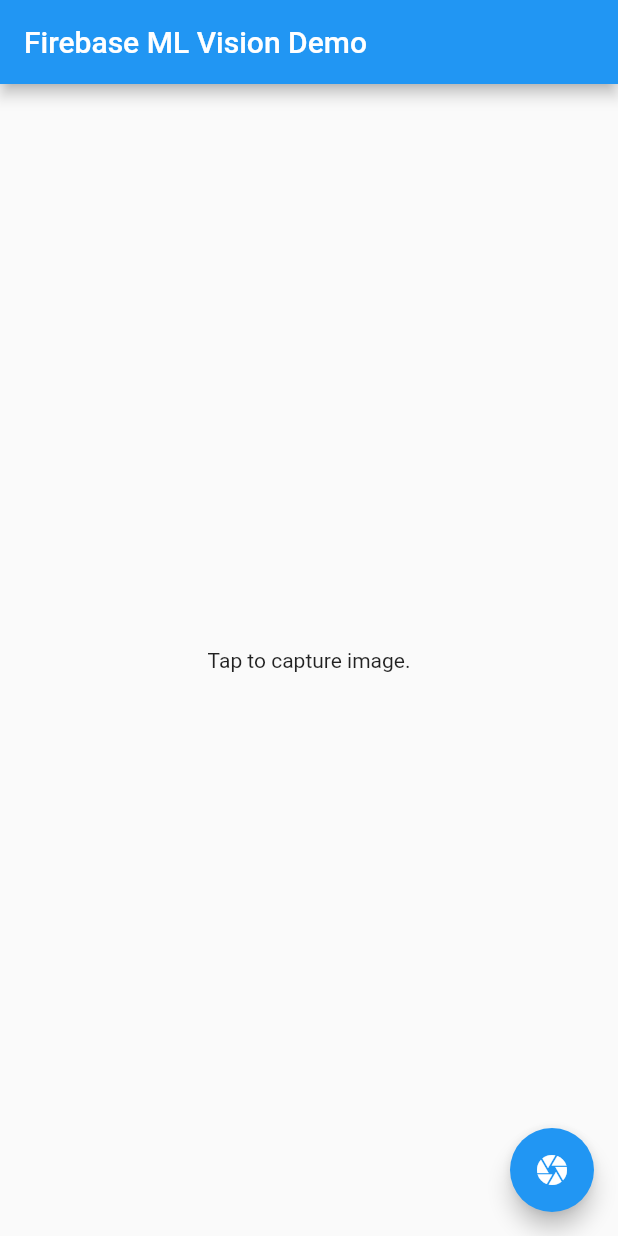
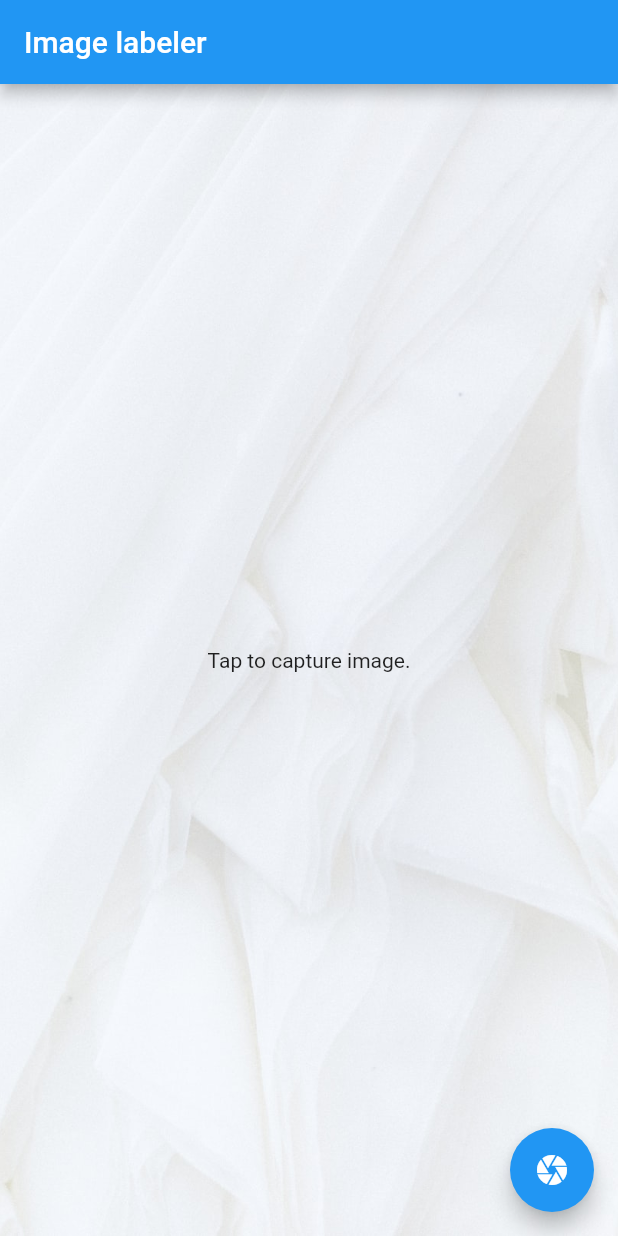
Before and after one commit to RishabhS05/flutter_firebase_ml_vision_demo, a Flutter app: the screen it shows after launch, on a phone screen of 412 x 824 dp. Run offline on Flutter 3.47's test engine with Material 2 defaults, Android fonts, the phone set to English and light mode, and no system bars; our stand-ins replace image_picker; missing offline and left inert: firebase_ml_vision; accounts and stored records are empty.

Commit message:
Image labeler Ui upgrade

```diff
--- a/lib/main.dart
+++ b/lib/main.dart
@@ -17,7 +17,7 @@ class MyApp extends StatelessWidget {
         primarySwatch: Colors.blue,
         visualDensity: VisualDensity.adaptivePlatformDensity,
       ),
-      home: MyHomePage(title: 'Firebase ML Vision Demo'),
+      home: MyHomePage(title: 'Image labeler'),
     );
   }
 }
@@ -51,39 +51,51 @@ class _MyHomePageState extends State<MyHomePage> {
       appBar: AppBar(
         title: Text(widget.title),
       ),
-      body: Center(
-        child: Container(
+      body: Container(
+          width: MediaQuery.of(context).size.width,
+          height:MediaQuery.of(context).size.height ,
+          decoration: BoxDecoration(
+            image: DecorationImage(
+                fit: BoxFit.cover,
+                image: _image != null
+                    ? FileImage(_image)
+                    : AssetImage("assets/white.jpeg")),
+          ),
           child: _image != null
-                ? Stack(
+              ? Align(
+                  alignment: Alignment.topLeft,
+                  child: Wrap(
+                    direction: Axis.vertical,
+                    spacing: 10.0, // gap between adjacent chips
+                    runSpacing: 0.0,
                     children: [
-                      Center(
-                        child: Image(
-                          fit: BoxFit.cover,
-                          height: double.infinity,
-                          width: double.infinity,
-                          alignment: Alignment.center,
-                          image: FileImage(_image),
+                      for (int i = 0; i <_labels.length; i++)
+                        Opacity(
+                          opacity: 0.75,
+                          child: Card(
+                            shape: RoundedRectangleBorder(
+                              borderRadius: BorderRadius.all(
+                                Radius.circular(40),
                               ),
                             ),
-                      ListView.builder(
-                          itemCount: _labels.length,
-                          itemBuilder: (BuildContext context, int index) {
-                            return Card(
-                              color: Colors.grey[100],
-                              elevation: 4,
+                            color: Colors.grey[500],
+                            elevation: 10,
+                            child: Padding(
+                              padding: const EdgeInsets.fromLTRB(8.0,4,8,4),
                               child: Text(
-                                _labels[index],
-                                style: TextStyle(
-                                    fontSize: 20, color: Colors.white),
+                                _labels[i],
+                                style:
+                                    TextStyle(fontSize: 20, color: Colors.white, fontWeight: FontWeight.bold),
                               ),
-                            );
-                          })
+                            ),
+                          ),
+                        ),
                     ],
+                  ),
                 )
               : Container(
-                    child: Text("Tap to capture image."),
+                  child: Center(child: Text("Tap to capture image.")),
                 )),
-      ),
       floatingActionButton: FloatingActionButton(
         onPressed: getImage,
         tooltip: 'Take Image',
@@ -97,7 +109,7 @@ class _MyHomePageState extends State<MyHomePage> {
         FirebaseVisionImage.fromFile(_image);
 //    final TextRecognizer textRecognizer = FirebaseVision.instance.textRecognizer();
     final ImageLabeler labeler = FirebaseVision.instance.imageLabeler(
-      ImageLabelerOptions(confidenceThreshold: 0.75),
+      ImageLabelerOptions(confidenceThreshold: 0.25),
     );
     final List<ImageLabel> labels =
         await labeler.processImage(firebaseVisionImage);
```
Also changed, not shown: assets/white.jpeg (added). Lines whose indentation alone changed are shown as unchanged.
